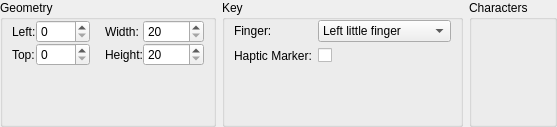
Old version of the form src/ui/keyboardlayoutpropertieswidget.ui in the repository KDE/ktouch.
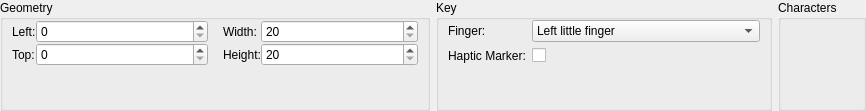
New version of the form. The open tabs and pages were chosen to show the change.

Commit message: resource editor: move characters box to the normal key properties page

Diff of the .ui file:
```diff
--- a/src/ui/keyboardlayoutpropertieswidget.ui
+++ b/src/ui/keyboardlayoutpropertieswidget.ui
@@ -6,8 +6,8 @@
    <rect>
     <x>0</x>
     <y>0</y>
-    <width>488</width>
-    <height>127</height>
+    <width>866</width>
+    <height>111</height>
    </rect>
   </property>
   <property name="sizePolicy">
@@ -435,6 +435,21 @@
              </layout>
             </widget>
            </item>
+           <item>
+            <widget class="QGroupBox" name="groupBox_4">
+             <property name="title">
+              <string>Characters</string>
+             </property>
+             <layout class="QHBoxLayout" name="horizontalLayout_4">
+              <property name="topMargin">
+               <number>0</number>
+              </property>
+              <property name="bottomMargin">
+               <number>0</number>
+              </property>
+             </layout>
+            </widget>
+           </item>
           </layout>
          </widget>
          <widget class="QWidget" name="m_specialKeyPropertiesSubWidget">
@@ -522,21 +537,6 @@
          </widget>
         </widget>
        </item>
-       <item>
-        <widget class="QGroupBox" name="groupBox_4">
-         <property name="title">
-          <string>Characters</string>
-         </property>
-         <layout class="QHBoxLayout" name="horizontalLayout_4">
-          <property name="topMargin">
-           <number>0</number>
-          </property>
-          <property name="bottomMargin">
-           <number>0</number>
-          </property>
-         </layout>
-        </widget>
-       </item>
       </layout>
      </widget>
     </widget>
```
Left out of the diff: 2 changed lines with no effect on the pictures.
